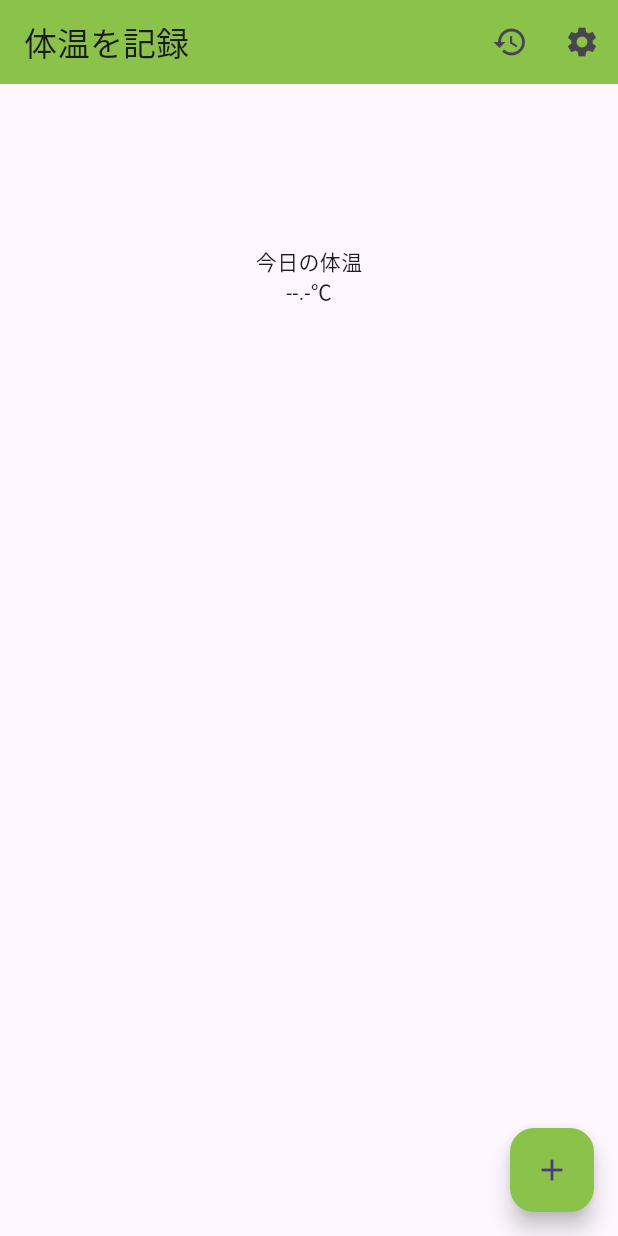
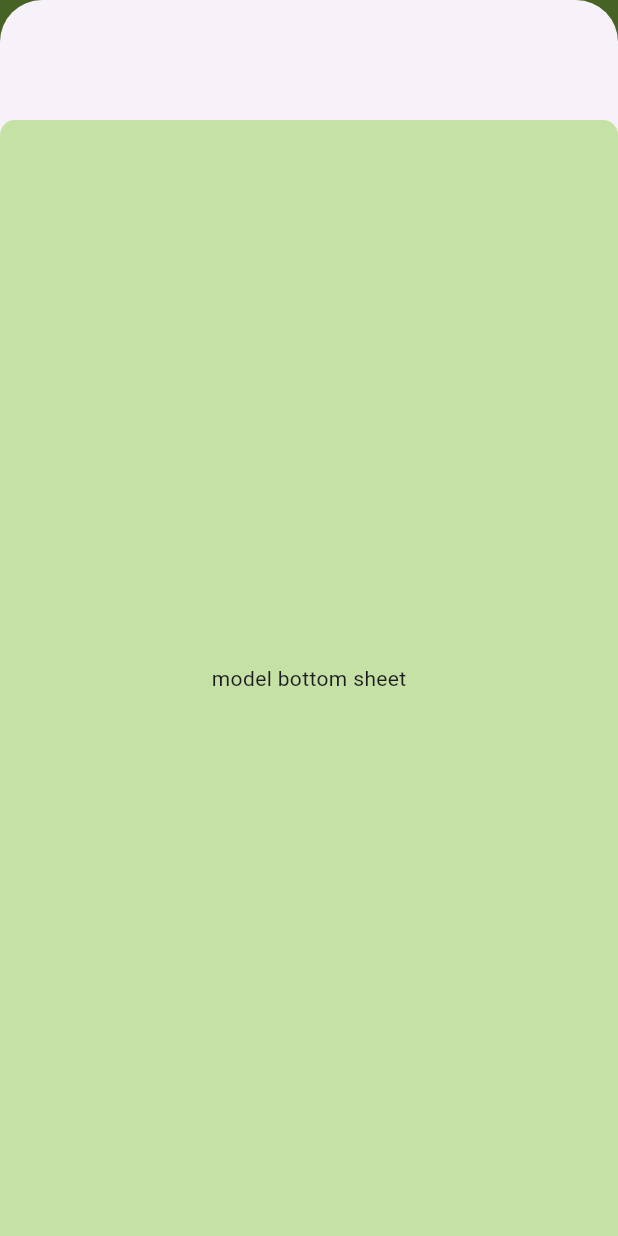
Before and after one commit to 54-xenon/Temperature-record, a Flutter app: the screen it shows after launch, after a tap on the "add" icon, on a phone screen of 412 x 824 dp. Run offline on Flutter 3.47's test engine with Material 3 defaults, Android fonts, the light colour scheme and no system bars.

Commit message:
bottomsheetの実装

```diff
--- a/lib/component/floating_page.dart
+++ b/lib/component/floating_page.dart
@@ -1 +1,24 @@
 import 'package:flutter/material.dart';
+
+// floatingactionbuttonがクリックされたときに、表示して体温を入力する
+class BottomSheetAction extends StatelessWidget {
+  const BottomSheetAction({super.key});
+
+  @override
+  Widget build(BuildContext context) {
+    return Container(
+      height: double.infinity,
+      decoration: BoxDecoration(
+        color: Colors.lightGreen[200],
+        borderRadius: BorderRadius.only(
+          topLeft: Radius.circular(10),
+          topRight: Radius.circular(10),
+        ),
+      ),
+      margin: EdgeInsets.only(top: 80),
+      child: Center(
+        child: Text("model bottom sheet"),
+      ),
+    );
+  }
+}
--- a/lib/pages/home_page.dart
+++ b/lib/pages/home_page.dart
@@ -1,4 +1,6 @@
+import 'dart:async';
 import 'package:flutter/material.dart';
+import 'package:temperaurerecordapp/component/floating_page.dart';
 import 'package:temperaurerecordapp/pages/history_page.dart';
 import 'package:temperaurerecordapp/pages/settings_page.dart';
 
@@ -41,7 +43,18 @@ class HomePage extends StatelessWidget {
       ),
       floatingActionButton: FloatingActionButton(
         child: Icon(Icons.add),
-        onPressed: () {},
+        onPressed: () async {
+          // ここにshowMModealBottomSheetを表示さいたい動作のコールバックに誠意等を記述していく
+          await showModalBottomSheet<void> (
+            context: context,
+            isScrollControlled: true,
+            enableDrag: true,
+            barrierColor: Colors.black.withValues(alpha: 0.5),
+            builder: (context) {
+              return BottomSheetAction();
+            }
+          );
+        },
       ),
     );
   }
```
